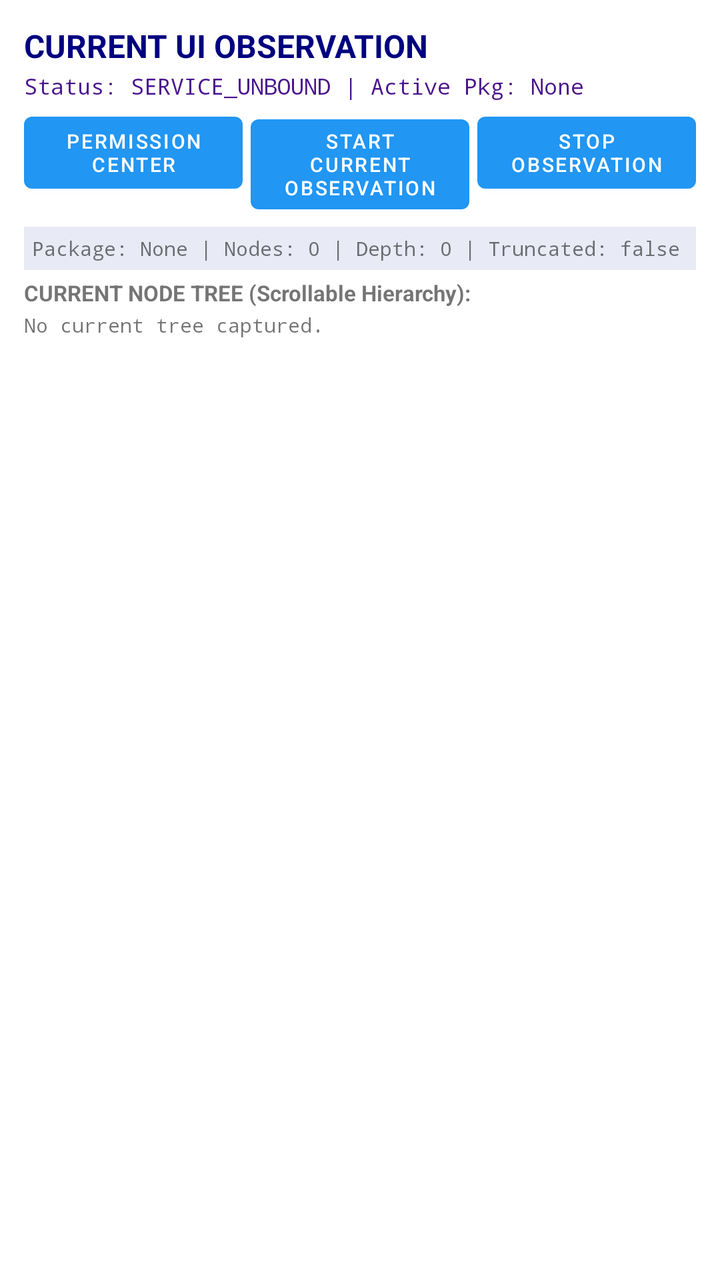
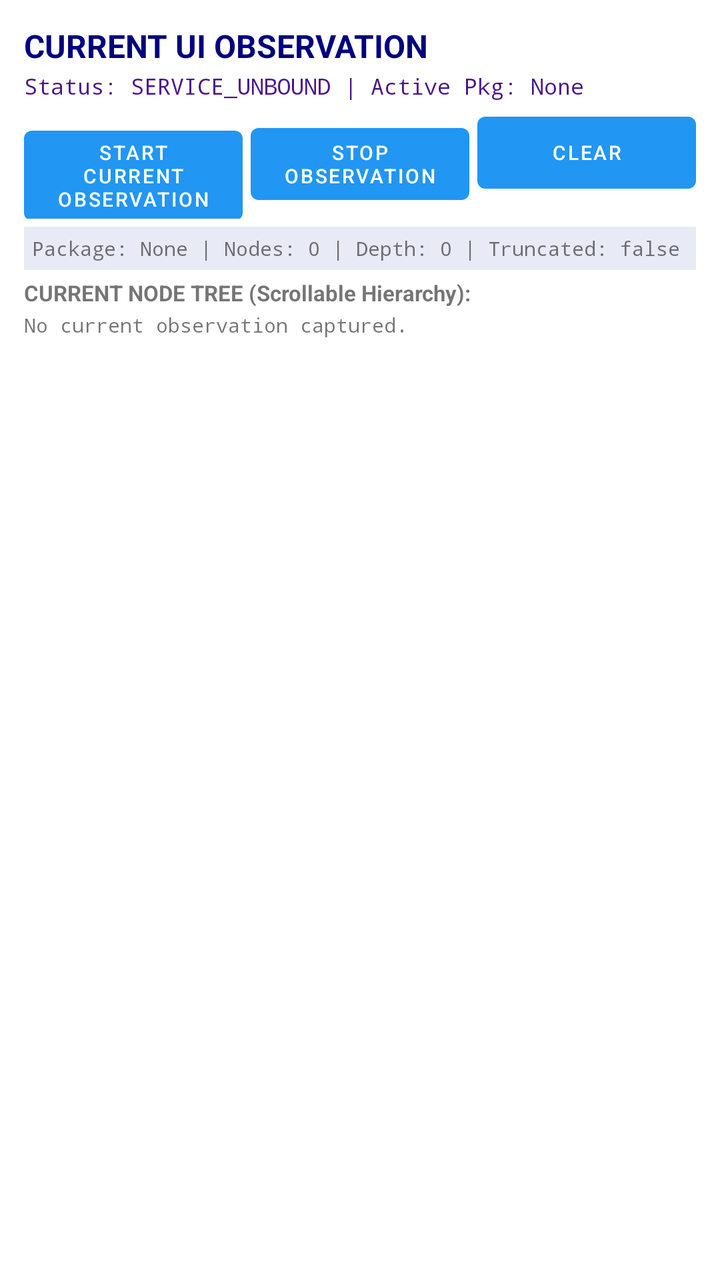

Screens rendered from an Android XML layout before and after an edit, with the pre-edit source and the edit as a unified diff.
<!-- AndroidManifest.xml: application theme Theme.LocalAgent -->
<!-- res/layout/activity_current_observation.xml -->
<?xml version="1.0" encoding="utf-8"?>
<LinearLayout xmlns:android="http://schemas.android.com/apk/res/android"
    android:layout_width="match_parent"
    android:layout_height="match_parent"
    android:orientation="vertical"
    android:padding="12dp">

    <TextView
        android:id="@+id/tvTitle"
        android:layout_width="match_parent"
        android:layout_height="wrap_content"
        android:text="CURRENT UI OBSERVATION"
        android:textSize="16sp"
        android:textStyle="bold"
        android:textColor="#000080" />

    <TextView
        android:id="@+id/tvAccessibilityStatus"
        android:layout_width="match_parent"
        android:layout_height="wrap_content"
        android:layout_marginTop="2dp"
        android:text="Status: SERVICE_UNBOUND | Active Pkg: None"
        android:textSize="11sp"
        android:fontFamily="monospace"
        android:textColor="#4A148C" />

    <LinearLayout
        android:layout_width="match_parent"
        android:layout_height="wrap_content"
        android:layout_marginTop="2dp"
        android:orientation="horizontal">

        <Button
            android:id="@+id/btnOpenPermissionCenter"
            android:layout_width="0dp"
            android:layout_height="wrap_content"
            android:layout_weight="1"
            android:text="Permission Center"
            android:textSize="10sp" />

        <Button
            android:id="@+id/btnObserveCurrentUi"
            android:layout_width="0dp"
            android:layout_height="wrap_content"
            android:layout_weight="1"
            android:layout_marginStart="4dp"
            android:text="Start Current Observation"
            android:textSize="10sp" />

        <Button
            android:id="@+id/btnStopCurrentObservation"
            android:layout_width="0dp"
            android:layout_height="wrap_content"
            android:layout_weight="1"
            android:layout_marginStart="4dp"
            android:text="Stop Observation"
            android:textSize="10sp" />
    </LinearLayout>

    <TextView
        android:id="@+id/tvSnapshotMeta"
        android:layout_width="match_parent"
        android:layout_height="wrap_content"
        android:layout_marginTop="4dp"
        android:text="Package: None | Nodes: 0 | Depth: 0 | Truncated: false"
        android:textSize="10sp"
        android:fontFamily="monospace"
        android:background="#E8EAF6"
        android:padding="4dp" />

    <TextView
        android:id="@+id/tvCurrentTreeHeader"
        android:layout_width="match_parent"
        android:layout_height="wrap_content"
        android:layout_marginTop="4dp"
        android:text="CURRENT NODE TREE (Scrollable Hierarchy):"
        android:textSize="11sp"
        android:textStyle="bold" />

    
    <ScrollView
        android:layout_width="match_parent"
        android:layout_height="0dp"
        android:layout_weight="1"
        android:layout_marginTop="2dp"
        android:fillViewport="true">

        <HorizontalScrollView
            android:layout_width="match_parent"
            android:layout_height="wrap_content">

            <TextView
                android:id="@+id/tvCurrentNodeTree"
                android:layout_width="wrap_content"
                android:layout_height="wrap_content"
                android:text="No current tree captured."
                android:textSize="10sp"
                android:fontFamily="monospace" />
        </HorizontalScrollView>
    </ScrollView>

</LinearLayout>
<!-- resources referenced by this layout -->
<resources>
  <style name="Theme.LocalAgent" parent="Theme.MaterialComponents.DayNight.DarkActionBar">
          <item name="colorPrimary">#2196F3</item>
          <item name="colorPrimaryVariant">#1976D2</item>
          <item name="colorOnPrimary">#FFFFFF</item>
          <item name="colorSecondary">#03DAC6</item>
          <item name="colorSecondaryVariant">#018786</item>
          <item name="colorOnSecondary">#000000</item>
      </style>
</resources>

<!-- the commit's change to res/layout/activity_current_observation.xml (unified diff, before → after) -->
@@ -31,19 +31,10 @@
         android:orientation="horizontal">
 
         <Button
-            android:id="@+id/btnOpenPermissionCenter"
-            android:layout_width="0dp"
-            android:layout_height="wrap_content"
-            android:layout_weight="1"
-            android:text="Permission Center"
-            android:textSize="10sp" />
-
-        <Button
             android:id="@+id/btnObserveCurrentUi"
             android:layout_width="0dp"
             android:layout_height="wrap_content"
             android:layout_weight="1"
-            android:layout_marginStart="4dp"
             android:text="Start Current Observation"
             android:textSize="10sp" />
 
@@ -54,6 +45,15 @@
             android:layout_weight="1"
             android:layout_marginStart="4dp"
             android:text="Stop Observation"
+            android:textSize="10sp" />
+
+        <Button
+            android:id="@+id/btnClearCurrentObservation"
+            android:layout_width="0dp"
+            android:layout_height="wrap_content"
+            android:layout_weight="1"
+            android:layout_marginStart="4dp"
+            android:text="Clear"
             android:textSize="10sp" />
     </LinearLayout>
 
@@ -93,7 +93,7 @@
                 android:id="@+id/tvCurrentNodeTree"
                 android:layout_width="wrap_content"
                 android:layout_height="wrap_content"
-                android:text="No current tree captured."
+                android:text="No current observation captured."
                 android:textSize="10sp"
                 android:fontFamily="monospace" />
         </HorizontalScrollView>
